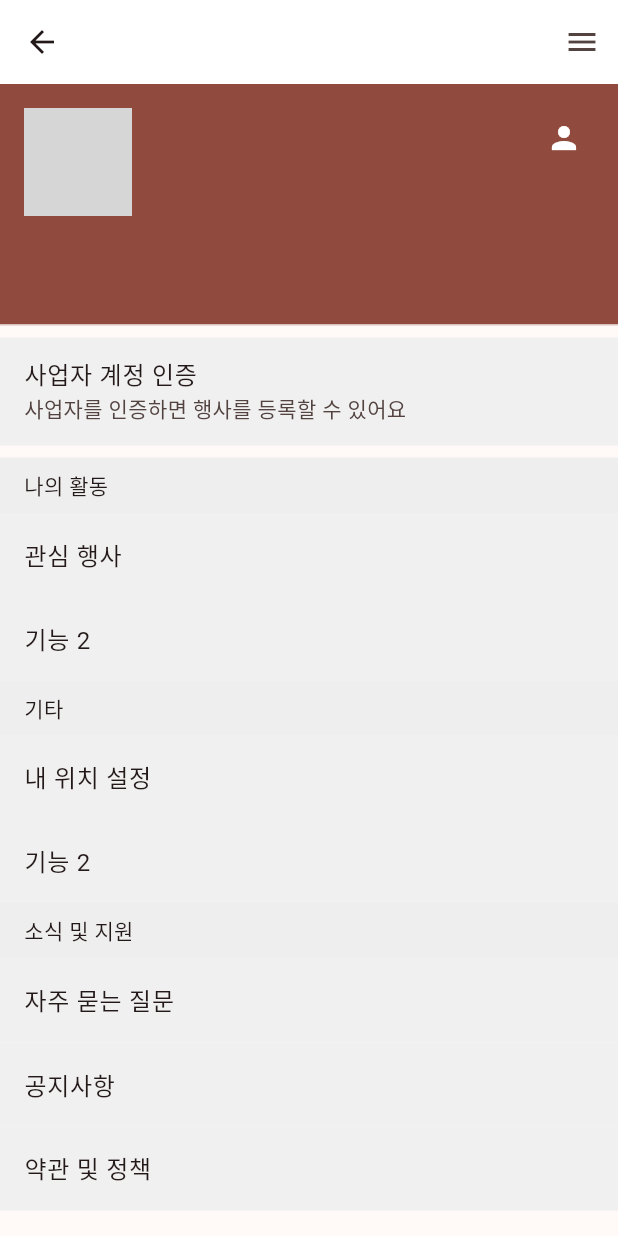
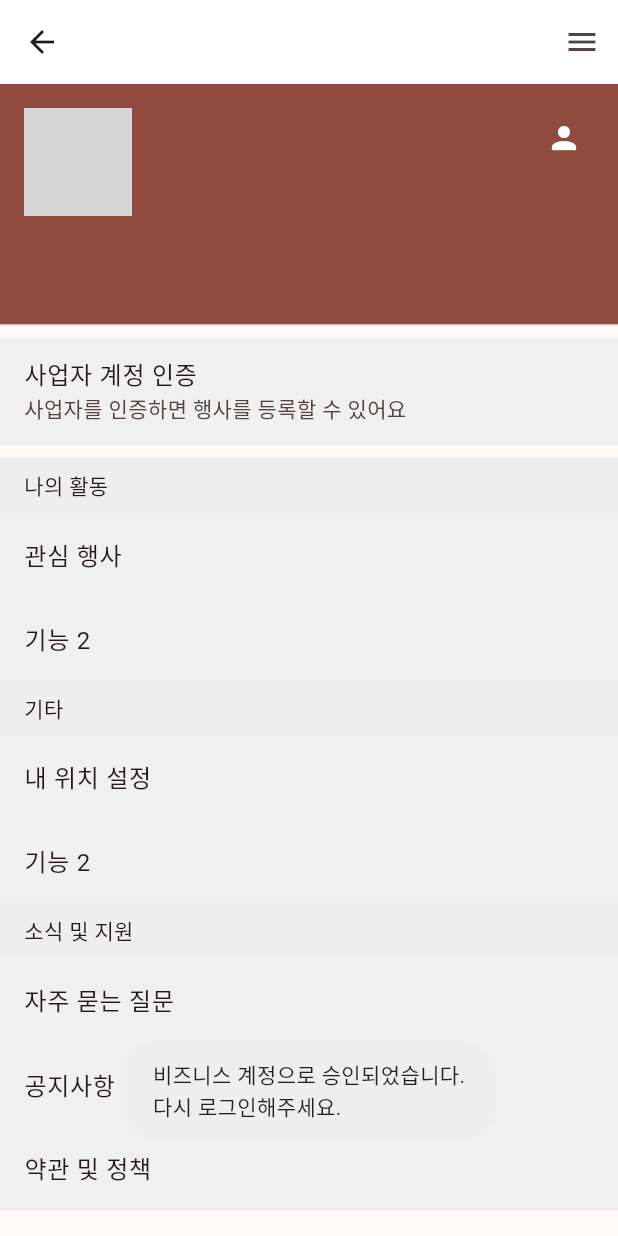
Before and after one commit to JangHyeonu/hackertohn_a, a Flutter app: the UserMyPage screen opened by its route, after a tap on the "person" icon, on a phone screen of 412 x 824 dp. Run offline on Flutter 3.47's test engine with Material 3 defaults, Android fonts, the phone set to English and light mode, and no system bars; our stand-ins replace cloud_firestore, firebase_auth, firebase_core, firebase_messaging, flutter_dotenv, flutter_riverpod and 10 more; missing offline and left inert: flutter_polyline_points, remedi_kopo; accounts and stored records are empty; network calls fail; statements that could not run were skipped; grey boxes are pictures that could not be loaded.

Commit message:
아이콘 클릭 시 비즈니스 계정 승인 구현

```diff
--- a/lib/business/provider/business_provider.dart
+++ b/lib/business/provider/business_provider.dart
@@ -65,10 +65,6 @@ class BusinessStateNotifier extends StateNotifier<BusinessModel> {
 
   Future<String> applyBusinessAuth(BusinessModel state, BuildContext context) async {
 
-    if(state == null) {
-      return state.applyState!;
-    }
-
     // 사용자의 인증 입력 데이터 DB 저장 로직
     bool isInsert = await businessRepository.applyBusinessAuth(state);
 
@@ -82,8 +78,7 @@ class BusinessStateNotifier extends StateNotifier<BusinessModel> {
       this.state = state;
     }
 
-
-    return state.applyState!;
+    return state.applyState ?? "apply";
   }
 
   // businessAuth 조회하기
@@ -117,8 +112,15 @@ class BusinessStateNotifier extends StateNotifier<BusinessModel> {
   //   ref.read(userProvider.notifier).setState("approve");
   // }
 
-  void setUpdateAuth(String uid) {
-    businessRepository.updateBusinessAuth(uid, state);
+  Future<bool> modifyBusinessAuth(String uid) async {
+    BusinessModel? businessModel = await getBusinessAuth(uid);
+
+    if(businessModel == null) {
+      return false;
+    }
+
+    bool isUpdated = await businessRepository.updateBusinessAuth(uid, businessModel);
+    return isUpdated;
   }
 
 
--- a/lib/business/repository/business_repository.dart
+++ b/lib/business/repository/business_repository.dart
@@ -29,17 +29,13 @@ class BusinessRepository {
     }
 
     // joinType 오류로 데이터 직접 기입
-    String uId = "${"GOOGLE_OAUTH".toLowerCase()}_${model?.userUid}";
+    String uId = "${"GOOGLE_OAUTH".toLowerCase()}_${model.userUid}";
 
     // DB에서 계정정보 조회
     DocumentSnapshot<Map<String, dynamic>> documentSnapshot = await _firestore.collection("user").doc(uId).get();
 
-    if(documentSnapshot == null) {
-      return isInsert;
-    }
-
     // 계정정보 존재 & businessAuth 인증 칼럼 없을 때 DB 삽입
-    if(documentSnapshot != null && documentSnapshot.data() != null && !(documentSnapshot.data()!.containsKey("businessAuth"))) {
+    if(documentSnapshot.data() != null && !(documentSnapshot.data()!.containsKey("businessAuth"))) {
 
       Map<String, dynamic> businessAuthMap = businessModel.update("apply").toJson();
 
@@ -67,20 +63,23 @@ class BusinessRepository {
 
   }
 
-  void updateBusinessAuth(String uid, BusinessModel businessModel) async {
+  Future<bool> updateBusinessAuth(String uid, BusinessModel state) async {
+    bool isUpdated = false;
+
     String uId = "${"GOOGLE_OAUTH".toLowerCase()}_${uid}";
 
-    BusinessModel businessModel2 = BusinessModel();
-    businessModel2 = businessModel.copyWith(applyState: "approve");
+    BusinessModel businessModel2 = BusinessModel.fromJson(state.toJson());
+    businessModel2.update("approve");
 
-    // Map<String, dynamic>? map = await selectBusinessAuth(uid);
-    // Map<String, dynamic>? businessAuthMap = map!["businessAuth"];
+    Map<String, dynamic> businessAuthMap = businessModel2.toJson();
 
-    // if(businessAuthMap != null) {
-    //   businessAuthMap["applyState"] = "approve";
-    // }
+    await _firestore.collection("user").doc(uId).update({"businessAuth": businessAuthMap}).then((value) {
+      isUpdated = true;
+    }).onError((error, stackTrace) {
+      isUpdated = false;
+    });
 
-    // _firestore.collection("user").doc(uId).update({"businessAuth": businessModel2});
+    return isUpdated;
   }
 
 
--- a/lib/user/view/user_my_page.dart
+++ b/lib/user/view/user_my_page.dart
@@ -35,8 +35,13 @@ class UserMyPage extends ConsumerWidget {
                       state.businessModel?.applyState == "approve" ?
                         IconButton(onPressed: (){}, icon: const Icon(Icons.business), color: Colors.white)
                           : IconButton(
-                              onPressed: () {
-                                ref.read(businessProvider.notifier).setUpdateAuth(state.userUid!);
+                              onPressed: () async {
+                                bool isUpdated = await ref.read(businessProvider.notifier).modifyBusinessAuth(state.userUid!);
+                                if(isUpdated) {
+                                  Fluttertoast.showToast(msg: "비즈니스 계정으로 승인되었습니다.\n다시 로그인해주세요.");
+                                } else {
+                                  Fluttertoast.showToast(msg: "비즈니스 계정 승인 실패하였습니다.\n다시 시도해주세요.");
+                                }
                               },
                               icon: const Icon(Icons.person), color: Colors.white),
                     ],
@@ -91,7 +96,7 @@ class UserMyPage extends ConsumerWidget {
                         return;
                       }
 
-                      if(businessState.applyState == "apply") {
+                      if(state.businessModel?.applyState == "apply") {
                         Fluttertoast.showToast(
                             msg: "신청서가 접수되어 인증이 진행 중입니다.",
                             gravity: ToastGravity.CENTER,
```
